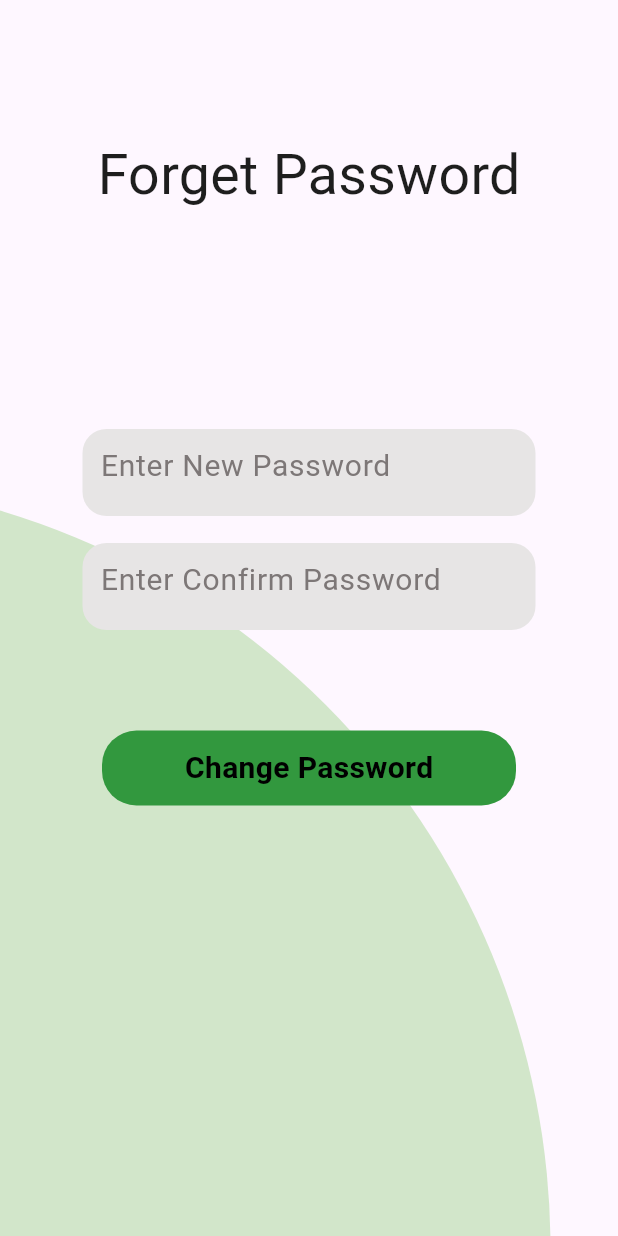
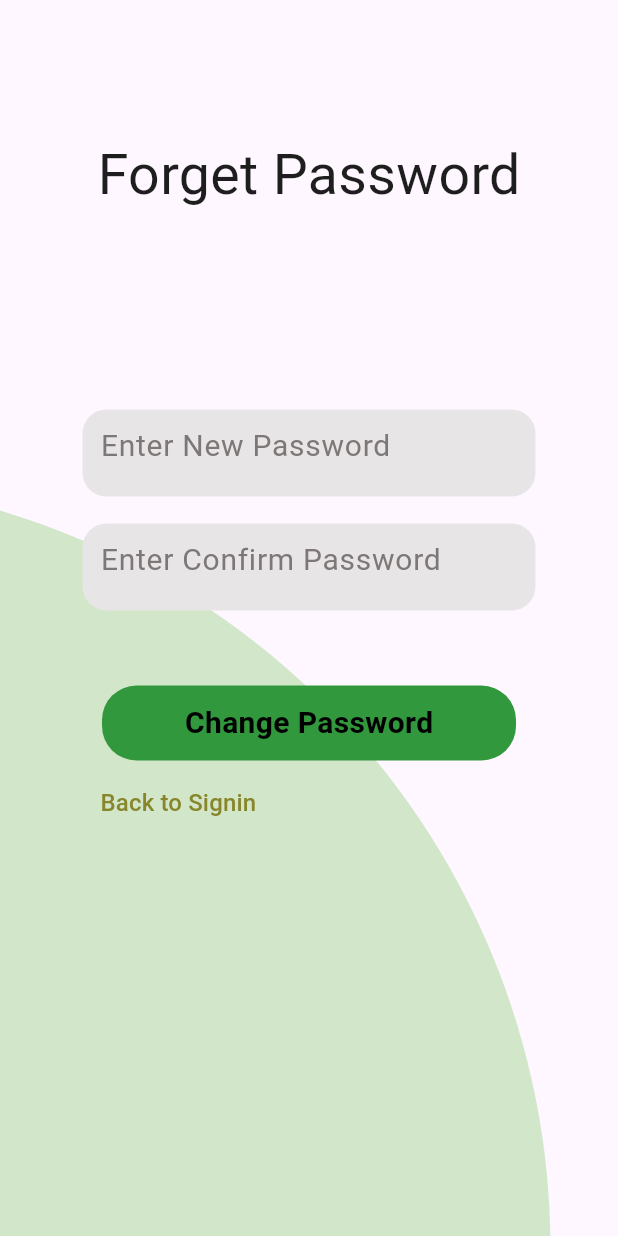
Before and after one commit to umaishasan/ProfessorAppointment, a Flutter app: the screen it shows after launch, after a tap on "Forget password", on a phone screen of 412 x 824 dp. Run offline on Flutter 3.47's test engine with Material 3 defaults, Android fonts, the light colour scheme and no system bars; our stand-ins replace cached_network_image, cloud_firestore, firebase_auth, firebase_core, firebase_database, firebase_messaging and 2 more; accounts and stored records are empty; network calls fail; Roboto replaces fonts that are missing (Heebo, Jaro).

Commit message:
Some alignment of screen, signup,signin, forget, discussion

```diff
--- a/lib/ForgetPasswordScreen.dart
+++ b/lib/ForgetPasswordScreen.dart
@@ -55,7 +55,7 @@ class _ForgetPasswordScreenState extends State<ForgetPasswordScreen> {
                   ),
 
                   // New Password TextField
-                  const SizedBox(height: 143),
+                  const SizedBox(height: 130),
                   Container(
                     //width: 283,
                     height: 58,
@@ -105,7 +105,7 @@ class _ForgetPasswordScreenState extends State<ForgetPasswordScreen> {
                   ),
 
                   // Change Password Button
-                  const SizedBox(height: 67),
+                  const SizedBox(height: 50),
                   GestureDetector(
                     onTap: () {
                       forgetPassword();
@@ -130,6 +130,27 @@ class _ForgetPasswordScreenState extends State<ForgetPasswordScreen> {
                       ),
                     ),
                   ),
+
+                  //Back to Signin
+                  const SizedBox(height: 4),
+                  Row(
+                    mainAxisAlignment: MainAxisAlignment.start,
+                    children: [
+                      TextButton(
+                        onPressed: () {
+                          backToSignIn();
+                        },
+                        child: const Text(
+                          'Back to Signin',
+                          style: TextStyle(
+                            color: Color.fromARGB(204, 117, 110, 2),
+                            fontSize: 16,
+                            fontFamily: 'Heebo',
+                          ),
+                        ),
+                      ),
+                    ],
+                  ),
                 ],
               ),
             ),
@@ -137,6 +158,10 @@ class _ForgetPasswordScreenState extends State<ForgetPasswordScreen> {
         ],
       ),
     );
+  }
+
+  void backToSignIn() {
+    Navigator.push(context, MaterialPageRoute(builder: (_) => LoginScreen()));
   }
 
   @override
--- a/lib/HomeScreen.dart
+++ b/lib/HomeScreen.dart
@@ -39,7 +39,7 @@ class HomeScreen extends StatelessWidget {
           Center(
             child: Container(
               margin: const EdgeInsets.only(top: 0),
-              width: 343,
+              width: 370,
               decoration: BoxDecoration(
                 color: Colors.white,
                 borderRadius: BorderRadius.circular(8),
--- a/lib/LoginScreen.dart
+++ b/lib/LoginScreen.dart
@@ -58,7 +58,7 @@ class _LoginScreenState extends State<LoginScreen> {
                   ),
 
                   // Email TextField
-                  const SizedBox(height: 143),
+                  const SizedBox(height: 120),
                   Container(
                     height: 58,
                     decoration: BoxDecoration(
```
Also changed, not shown: lib/DiscussionScreen.dart (+34 -30 lines), lib/SignupScreen.dart (+28 -12 lines), 3 other files.
